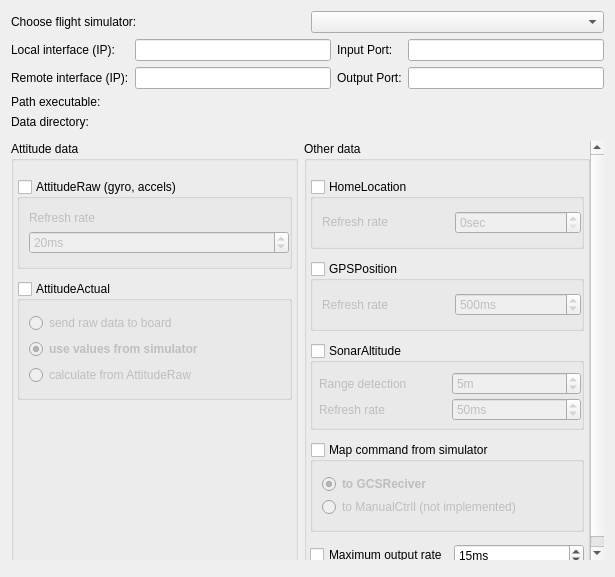
openpilot/OpenPilot, file ground/openpilotgcs/src/plugins/hitlv2/hitlv2optionspage.ui: the form before one commit.
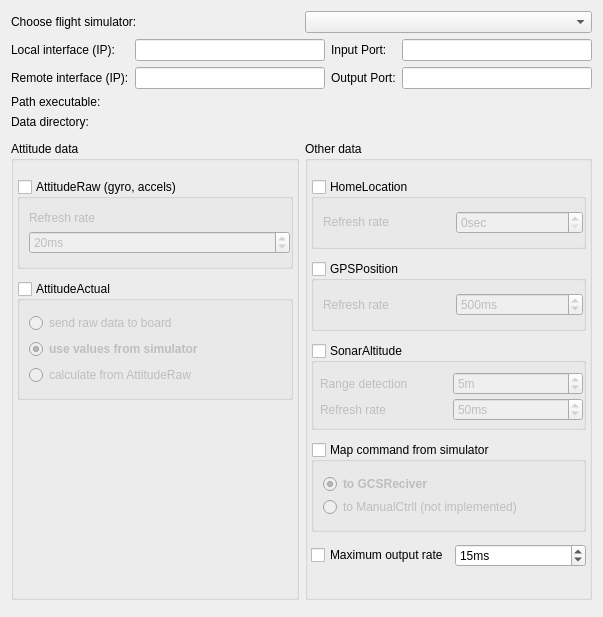
The form after the commit. Custom widgets are drawn as their Qt base class.

Patch:
```diff
--- a/ground/openpilotgcs/src/plugins/hitlv2/hitlv2optionspage.ui
+++ b/ground/openpilotgcs/src/plugins/hitlv2/hitlv2optionspage.ui
@@ -6,14 +6,38 @@
    <rect>
     <x>0</x>
     <y>0</y>
-    <width>615</width>
-    <height>577</height>
+    <width>603</width>
+    <height>617</height>
    </rect>
   </property>
   <property name="windowTitle">
    <string>Form</string>
   </property>
+  <layout class="QVBoxLayout" name="verticalLayout_8">
+   <item>
+    <widget class="QScrollArea" name="scrollArea">
+     <property name="frameShape">
+      <enum>QFrame::NoFrame</enum>
+     </property>
+     <property name="frameShadow">
+      <enum>QFrame::Plain</enum>
+     </property>
+     <property name="widgetResizable">
+      <bool>true</bool>
+     </property>
+     <widget class="QWidget" name="scrollAreaWidgetContents_2">
+      <property name="geometry">
+       <rect>
+        <x>0</x>
+        <y>0</y>
+        <width>579</width>
+        <height>593</height>
+       </rect>
+      </property>
   <layout class="QVBoxLayout" name="verticalLayout">
+       <property name="margin">
+        <number>0</number>
+       </property>
    <item>
     <layout class="QHBoxLayout" name="horizontalLayout">
      <item>
@@ -136,30 +160,6 @@
       <number>6</number>
      </property>
      <item>
-      <widget class="QScrollArea" name="scrollArea">
-       <property name="frameShape">
-        <enum>QFrame::NoFrame</enum>
-       </property>
-       <property name="frameShadow">
-        <enum>QFrame::Plain</enum>
-       </property>
-       <property name="widgetResizable">
-        <bool>true</bool>
-       </property>
-       <widget class="QWidget" name="scrollAreaWidgetContents_2">
-        <property name="geometry">
-         <rect>
-          <x>0</x>
-          <y>0</y>
-          <width>574</width>
-          <height>391</height>
-         </rect>
-        </property>
-        <layout class="QHBoxLayout" name="horizontalLayout_4">
-         <property name="margin">
-          <number>0</number>
-         </property>
-         <item>
           <widget class="QGroupBox" name="groupBox">
            <property name="title">
             <string>Attitude data</string>
@@ -691,10 +691,10 @@
           </widget>
          </item>
         </layout>
-       </widget>
-      </widget>
-     </item>
-    </layout>
+       </item>
+      </layout>
+     </widget>
+    </widget>
    </item>
   </layout>
  </widget>
```
Lines whose indentation alone changed are shown as unchanged.
